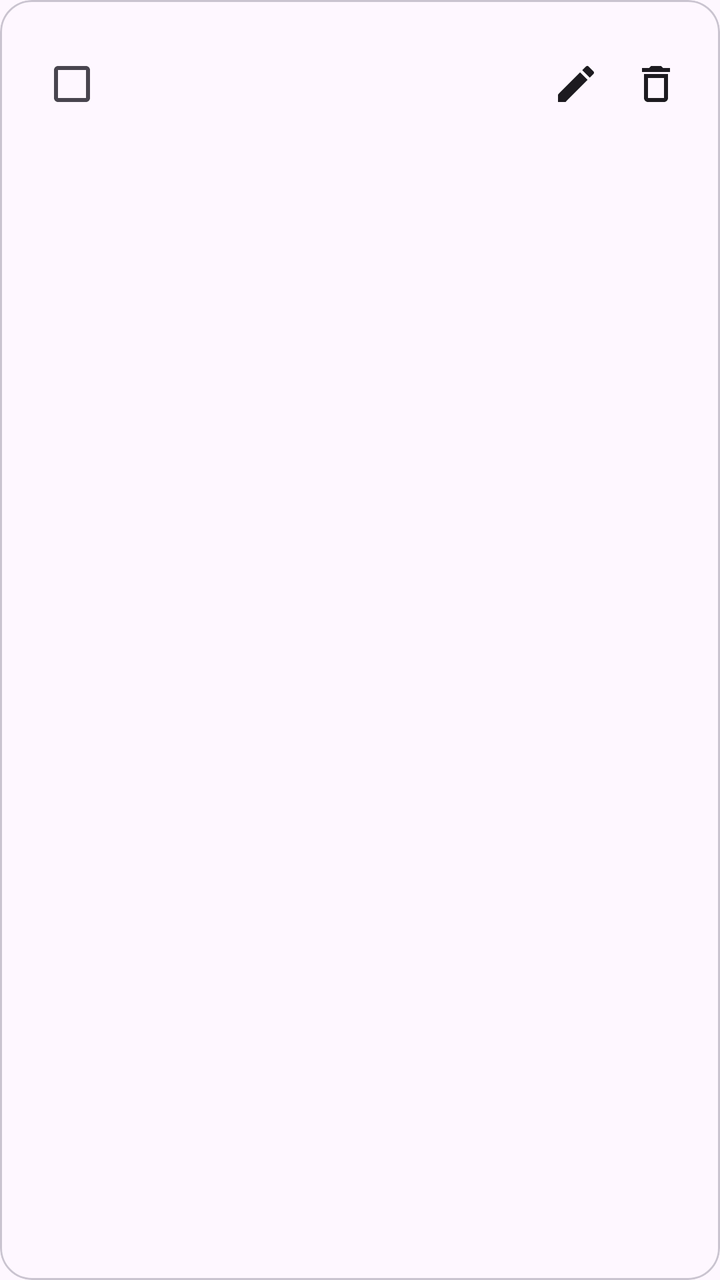
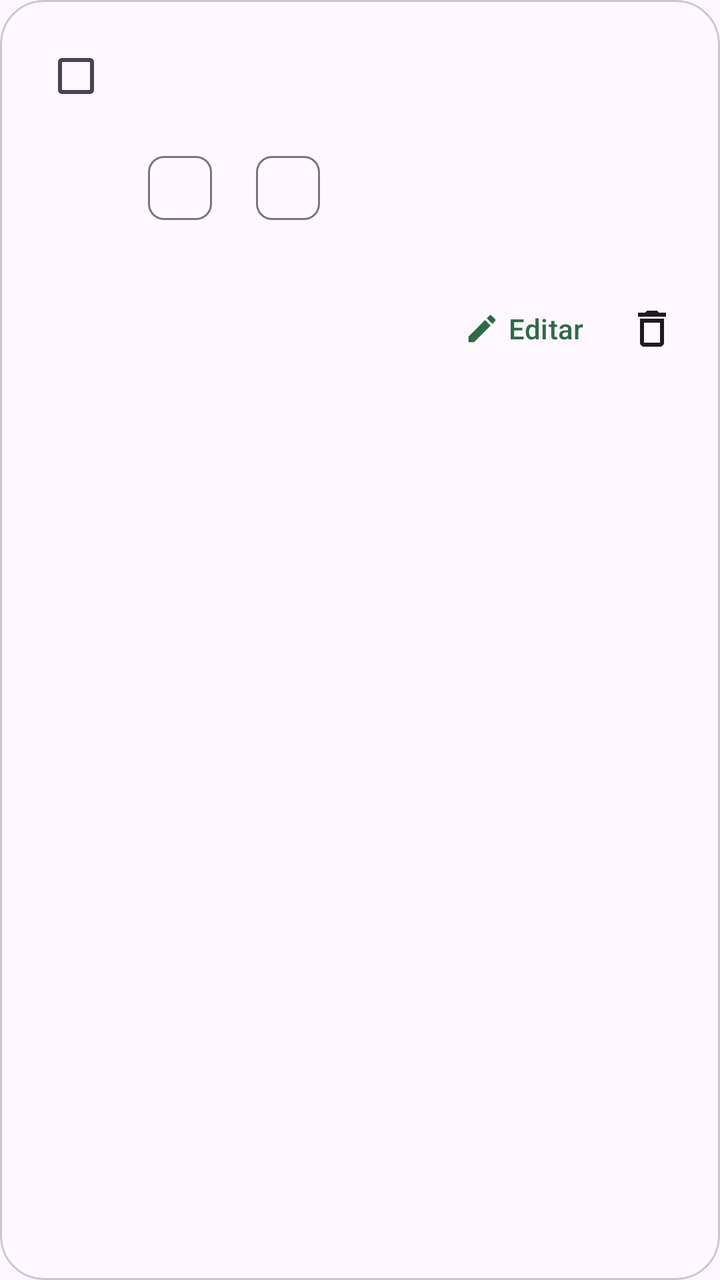

The first picture is an Android layout as it rendered before a commit; the second is the same layout after the commit. The layout source and the unified diff follow.
<!-- AndroidManifest.xml: application theme Theme.ListaMercado -->
<!-- res/layout/item_shopping.xml -->
<?xml version="1.0" encoding="utf-8"?>
<com.google.android.material.card.MaterialCardView xmlns:android="http://schemas.android.com/apk/res/android"
    xmlns:app="http://schemas.android.com/apk/res-auto"
    android:layout_width="match_parent"
    android:layout_height="wrap_content"
    android:layout_marginTop="8dp"
    app:cardCornerRadius="16dp"
    app:cardElevation="0dp"
    app:strokeWidth="1dp">

    <LinearLayout
        android:layout_width="match_parent"
        android:layout_height="wrap_content"
        android:gravity="center_vertical"
        android:orientation="horizontal"
        android:padding="12dp">

        <CheckBox
            android:id="@+id/checkPurchased"
            android:layout_width="wrap_content"
            android:layout_height="wrap_content"
            android:contentDescription="Marcar como comprado" />

        <LinearLayout
            android:layout_width="0dp"
            android:layout_height="wrap_content"
            android:layout_weight="1"
            android:orientation="vertical"
            android:paddingHorizontal="8dp">

            <TextView
                android:id="@+id/textName"
                android:layout_width="match_parent"
                android:layout_height="wrap_content"
                android:textAppearance="@style/TextAppearance.Material3.TitleMedium"
                android:textStyle="bold" />

            <TextView
                android:id="@+id/textMeta"
                android:layout_width="match_parent"
                android:layout_height="wrap_content"
                android:layout_marginTop="2dp"
                android:textAppearance="@style/TextAppearance.Material3.BodySmall" />

            <TextView
                android:id="@+id/textNote"
                android:layout_width="match_parent"
                android:layout_height="wrap_content"
                android:layout_marginTop="4dp"
                android:textAppearance="@style/TextAppearance.Material3.BodySmall" />
        </LinearLayout>

        <TextView
            android:id="@+id/textPrice"
            android:layout_width="wrap_content"
            android:layout_height="wrap_content"
            android:minWidth="72dp"
            android:gravity="end"
            android:textAppearance="@style/TextAppearance.Material3.LabelLarge" />

        <ImageButton
            android:id="@+id/buttonEdit"
            android:layout_width="40dp"
            android:layout_height="40dp"
            android:background="?attr/selectableItemBackgroundBorderless"
            android:contentDescription="Editar item"
            android:src="@drawable/ic_edit" />

        <ImageButton
            android:id="@+id/buttonDelete"
            android:layout_width="40dp"
            android:layout_height="40dp"
            android:background="?attr/selectableItemBackgroundBorderless"
            android:contentDescription="Excluir item"
            android:src="@drawable/ic_delete" />
    </LinearLayout>
</com.google.android.material.card.MaterialCardView>
<!-- resources referenced by this layout -->
<resources>
  <!-- drawable ic_delete (drawable) -->
  <vector xmlns:android="http://schemas.android.com/apk/res/android" android:width="24dp" android:height="24dp" android:viewportWidth="24" android:viewportHeight="24">
      <path android:fillColor="?attr/colorOnSurface" android:pathData="M6,19c0,1.1 0.9,2 2,2h8c1.1,0 2,-0.9 2,-2V7H6v12zM8,9h8v10H8V9zm7.5,-5 -1,-1h-5l-1,1H5v2h14V4z" />
  </vector>
  <!-- drawable ic_edit (drawable) -->
  <vector xmlns:android="http://schemas.android.com/apk/res/android" android:width="24dp" android:height="24dp" android:viewportWidth="24" android:viewportHeight="24">
      <path android:fillColor="?attr/colorOnSurface" android:pathData="M3,17.25V21h3.75L17.81,9.94l-3.75,-3.75L3,17.25zM20.71,7.04c0.39,-0.39 0.39,-1.02 0,-1.41l-2.34,-2.34a0.9959,0.9959 0,0 0,-1.41,0l-1.83,1.83 3.75,3.75 1.83,-1.83z" />
  </vector>
  <style name="Theme.ListaMercado" parent="Theme.Material3.DayNight.NoActionBar">
          <item name="colorPrimary">@color/seed</item>
          <item name="android:navigationBarColor">?attr/colorSurface</item>
          <item name="android:statusBarColor">?attr/colorSurface</item>
          <item name="android:windowLightStatusBar" tools:targetApi="m">true</item>
      </style>
  <color name="seed">#2E6B47</color>
</resources>

<!-- the commit's change to res/layout/item_shopping.xml (unified diff, before → after) -->
@@ -3,75 +3,129 @@
     xmlns:app="http://schemas.android.com/apk/res-auto"
     android:layout_width="match_parent"
     android:layout_height="wrap_content"
-    android:layout_marginTop="8dp"
-    app:cardCornerRadius="16dp"
+    android:layout_marginTop="10dp"
+    android:clickable="true"
+    android:focusable="true"
+    android:foreground="?attr/selectableItemBackground"
+    app:cardCornerRadius="22dp"
     app:cardElevation="0dp"
+    app:strokeColor="?attr/colorOutlineVariant"
     app:strokeWidth="1dp">
 
     <LinearLayout
         android:layout_width="match_parent"
         android:layout_height="wrap_content"
-        android:gravity="center_vertical"
-        android:orientation="horizontal"
-        android:padding="12dp">
-
-        <CheckBox
-            android:id="@+id/checkPurchased"
-            android:layout_width="wrap_content"
-            android:layout_height="wrap_content"
-            android:contentDescription="Marcar como comprado" />
+        android:orientation="vertical"
+        android:padding="14dp">
 
         <LinearLayout
-            android:layout_width="0dp"
+            android:layout_width="match_parent"
             android:layout_height="wrap_content"
-            android:layout_weight="1"
-            android:orientation="vertical"
-            android:paddingHorizontal="8dp">
+            android:gravity="center_vertical"
+            android:orientation="horizontal">
+
+            <com.google.android.material.checkbox.MaterialCheckBox
+                android:id="@+id/checkPurchased"
+                android:layout_width="48dp"
+                android:layout_height="48dp"
+                android:contentDescription="Marcar como comprado" />
+
+            <LinearLayout
+                android:layout_width="0dp"
+                android:layout_height="wrap_content"
+                android:layout_marginStart="4dp"
+                android:layout_weight="1"
+                android:orientation="vertical">
+
+                <TextView
+                    android:id="@+id/textName"
+                    android:layout_width="match_parent"
+                    android:layout_height="wrap_content"
+                    android:ellipsize="end"
+                    android:maxLines="2"
+                    android:textAppearance="@style/TextAppearance.Material3.TitleMedium"
+                    android:textStyle="bold" />
+
+                <TextView
+                    android:id="@+id/textUnitPrice"
+                    android:layout_width="match_parent"
+                    android:layout_height="wrap_content"
+                    android:layout_marginTop="2dp"
+                    android:textAppearance="@style/TextAppearance.Material3.BodySmall" />
+            </LinearLayout>
 
             <TextView
-                android:id="@+id/textName"
-                android:layout_width="match_parent"
+                android:id="@+id/textPrice"
+                android:layout_width="wrap_content"
                 android:layout_height="wrap_content"
+                android:layout_marginStart="10dp"
+                android:gravity="end"
                 android:textAppearance="@style/TextAppearance.Material3.TitleMedium"
                 android:textStyle="bold" />
+        </LinearLayout>
 
-            <TextView
-                android:id="@+id/textMeta"
-                android:layout_width="match_parent"
+        <LinearLayout
+            android:layout_width="match_parent"
+            android:layout_height="wrap_content"
+            android:layout_marginStart="52dp"
+            android:layout_marginTop="8dp"
+            android:gravity="start"
+            android:orientation="horizontal">
+
+            <com.google.android.material.chip.Chip
+                android:id="@+id/chipQuantity"
+                style="@style/Widget.Material3.Chip.Assist"
+                android:layout_width="wrap_content"
                 android:layout_height="wrap_content"
-                android:layout_marginTop="2dp"
-                android:textAppearance="@style/TextAppearance.Material3.BodySmall" />
+                android:clickable="false"
+                android:focusable="false"
+                android:minHeight="32dp" />
 
-            <TextView
-                android:id="@+id/textNote"
-                android:layout_width="match_parent"
+            <com.google.android.material.chip.Chip
+                android:id="@+id/chipCategory"
+                style="@style/Widget.Material3.Chip.Assist"
+                android:layout_width="wrap_content"
                 android:layout_height="wrap_content"
-                android:layout_marginTop="4dp"
-                android:textAppearance="@style/TextAppearance.Material3.BodySmall" />
+                android:layout_marginStart="6dp"
+                android:clickable="false"
+                android:focusable="false"
+                android:minHeight="32dp" />
         </LinearLayout>
 
         <TextView
-            android:id="@+id/textPrice"
-            android:layout_width="wrap_content"
+            android:id="@+id/textNote"
+            android:layout_width="match_parent"
             android:layout_height="wrap_content"
-            android:minWidth="72dp"
-            android:gravity="end"
-            android:textAppearance="@style/TextAppearance.Material3.LabelLarge" />
+            android:layout_marginStart="52dp"
+            android:layout_marginTop="6dp"
+            android:textAppearance="@style/TextAppearance.Material3.BodySmall" />
 
-        <ImageButton
-            android:id="@+id/buttonEdit"
-            android:layout_width="40dp"
-            android:layout_height="40dp"
-            android:background="?attr/selectableItemBackgroundBorderless"
-            android:contentDescription="Editar item"
-            android:src="@drawable/ic_edit" />
+        <LinearLayout
+            android:layout_width="match_parent"
+            android:layout_height="wrap_content"
+            android:layout_marginStart="44dp"
+            android:layout_marginTop="4dp"
+            android:gravity="end|center_vertical"
+            android:orientation="horizontal">
 
-        <ImageButton
-            android:id="@+id/buttonDelete"
-            android:layout_width="40dp"
-            android:layout_height="40dp"
-            android:background="?attr/selectableItemBackgroundBorderless"
-            android:contentDescription="Excluir item"
-            android:src="@drawable/ic_delete" />
+            <com.google.android.material.button.MaterialButton
+                android:id="@+id/buttonEdit"
+                style="@style/Widget.Material3.Button.TextButton"
+                android:layout_width="wrap_content"
+                android:layout_height="40dp"
+                android:minHeight="40dp"
+                android:text="Editar"
+                app:icon="@drawable/ic_edit"
+                app:iconGravity="textStart" />
+
+            <ImageButton
+                android:id="@+id/buttonDelete"
+                android:layout_width="40dp"
+                android:layout_height="40dp"
+                android:background="?attr/selectableItemBackgroundBorderless"
+                android:contentDescription="Excluir item"
+                android:padding="9dp"
+                android:src="@drawable/ic_delete" />
+        </LinearLayout>
     </LinearLayout>
 </com.google.android.material.card.MaterialCardView>
